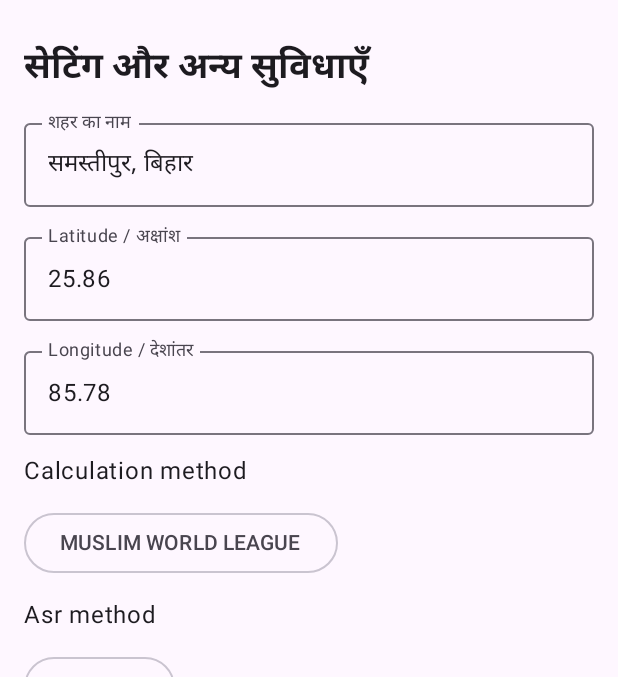
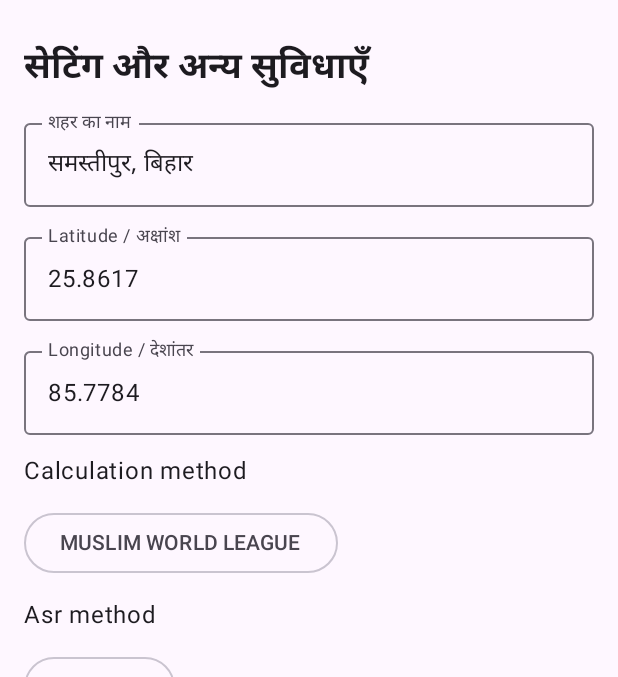
Before and after one commit to sarfaraj0224-cell/Muslim_life_app, an Android app built with Jetpack Compose: the screen it shows after launch (MainActivity), item 5 of the bottom bar chosen, on a phone screen of 412 x 824 dp, the part 75-752 px from its top. Run offline under Robolectric (Android 15) with nearby library versions, the phone set to English and light mode, and no system bars; libraries missing offline, so code that uses them is left out: com.batoulapps.adhan; 2 statements that could not run were skipped.

Commit message:
Update default latitude and longitude values

```diff
--- a/app/src/main/java/com/muslimlife/app/MainActivity.kt
+++ b/app/src/main/java/com/muslimlife/app/MainActivity.kt
@@ -37,8 +37,8 @@ class MainActivity : ComponentActivity() {
         setContent {
             MuslimLifeApp(
                 savedCount = prefs.getInt("tasbih_count", 0),
-                savedLat = prefs.getString("latitude", "25.86") ?: "25.86",
-                savedLon = prefs.getString("longitude", "85.78") ?: "85.78",
+                savedLat = prefs.getString("latitude", "25.8617") ?: "25.8617",
+                savedLon = prefs.getString("longitude", "85.7784") ?: "85.7784",
                 savedCity = prefs.getString("city", "समस्तीपुर, बिहार") ?: "समस्तीपुर, बिहार",
                 savedManual = prefs.getBoolean("manual_mode", false),
                 savedManualTimes = listOf(
@@ -250,9 +250,10 @@ fun MuslimLifeApp(
 
                         Button(
                             onClick = {
-                                manual = !manual
+                                val newManualMode = !manual
+                                manual = newManualMode
                                 onSaveManual(
-                                    manual,
+                                    newManualMode,
                                     listOf(
                                         manualFajr, manualDhuhr, manualAsr,
                                         manualMaghrib, manualIsha
```
